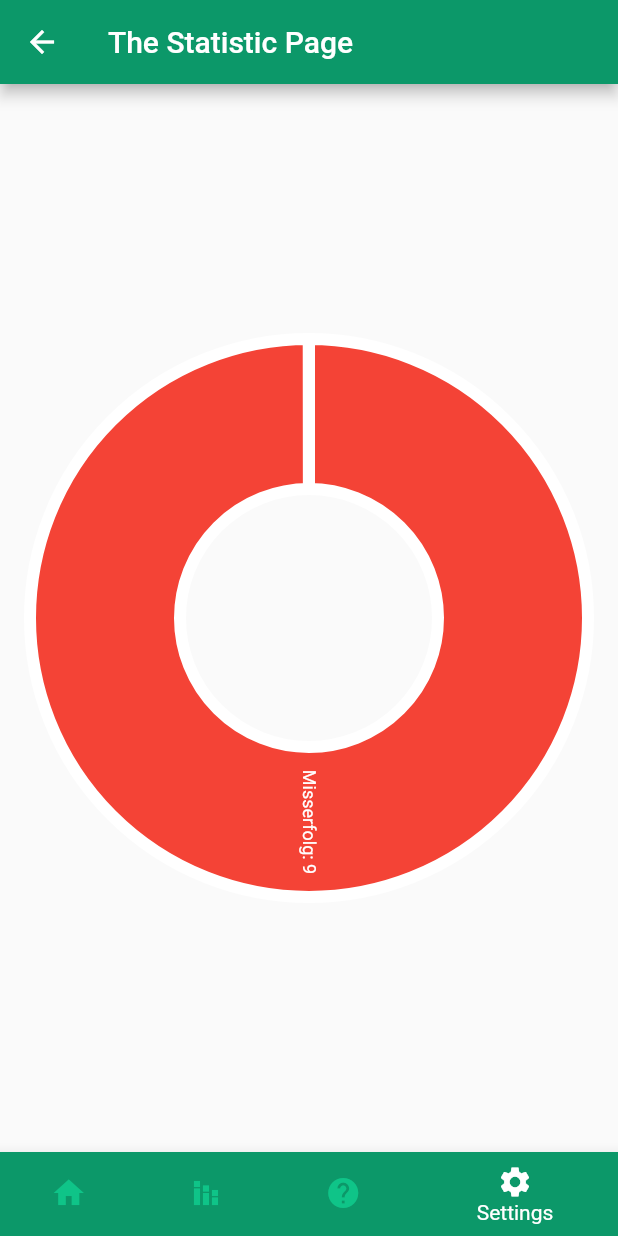
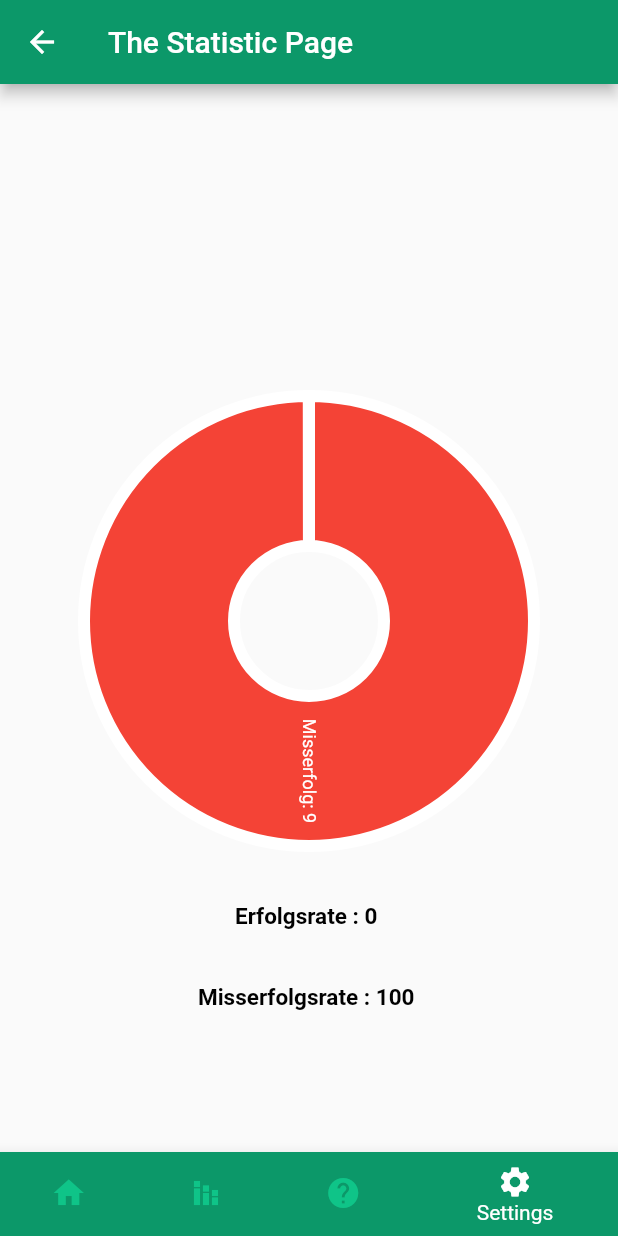
Before and after one commit to gurdipsingh/Color-Cards-Classroom, a Flutter app: the Statistic screen opened directly with empty values, on a phone screen of 412 x 824 dp. Run offline on Flutter 3.47's test engine with Material 2 defaults, Android fonts, the phone set to English and light mode, and no system bars; our stand-ins replace charts_flutter.

Commit message:
Some styling and refactoring

```diff
--- a/lib/screens/statistic.dart
+++ b/lib/screens/statistic.dart
@@ -4,6 +4,7 @@ import 'package:e_learning/components/myButtomNavBar.dart';
 import 'package:flutter/material.dart';
 
 import '../constants.dart';
+import '../staticMethods.dart';
 
 class Statistic extends StatelessWidget {
   static const route = "/statistic";
@@ -22,9 +23,22 @@ class Statistic extends StatelessWidget {
         backgroundColor: primaryColor,
       ),
       body: Center(
-        //child: Text('Statistic of ${passingArgument.getName()}'),
-        child: DonutAutoLabelChart.withSampleData(passingArgument.getLatestScore()),
-      ),
+          child: Container(
+              height: 600,
+              padding: EdgeInsets.all(20),
+              child: Column(
+                children: <Widget>[
+                  StaticMethods.addHeader(
+                      context, '${passingArgument.getName()}'),
+                  Expanded(
+                      child: DonutAutoLabelChart.withSampleData(
+                          passingArgument.getLatestScore())),
+                  StaticMethods.addText(
+                      'Erfolgsrate : ${passingArgument.getLatestScore().getPercentage()}'),
+                  StaticMethods.addText(
+                      'Misserfolgsrate : ${100 - passingArgument.getLatestScore().getPercentage()}')
+                ],
+              ))),
       bottomNavigationBar: MyButtomNavigationBar(
         passingArgument: passingArgument,
       ),
```
